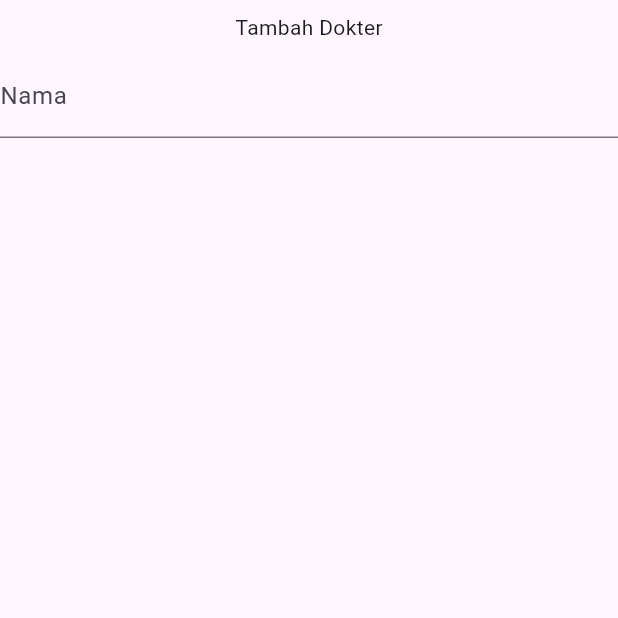
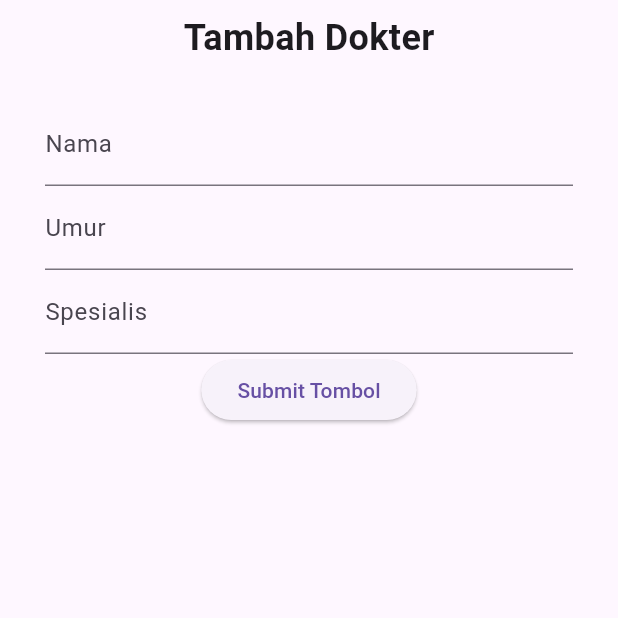
Before and after one commit to rizwaradnan03/uap_pbo, a Flutter app: the TambahDokter screen opened directly, on a phone screen of 412 x 824 dp, the top half of it. Run offline on Flutter 3.47's test engine with Material 3 defaults, Android fonts, the phone set to English and light mode, and no system bars; missing offline and left inert: dart:js.

Commit message:
Adding Dokter Tambah

```diff
--- a/lib/pages/dokter/tambah_dokter.dart
+++ b/lib/pages/dokter/tambah_dokter.dart
@@ -1,4 +1,6 @@
 import 'package:flutter/material.dart';
+import 'package:uap_pbo/database/data.dart';
+import 'package:uap_pbo/option/DokterOption.dart';
 
 class TambahDokter extends StatefulWidget {
   const TambahDokter({super.key});
@@ -9,6 +11,27 @@ class TambahDokter extends StatefulWidget {
 
 class _TambahDokterState extends State<TambahDokter> {
   final TextEditingController _namaController = TextEditingController();
+  final TextEditingController _umurController = TextEditingController();
+  final TextEditingController _spesialisController = TextEditingController();
+
+  void _submit() {
+    if (_namaController.text.isEmpty &&
+        _umurController.text.isEmpty &&
+        _spesialisController.text.isEmpty) {
+      ScaffoldMessenger.of(context).showSnackBar(
+          const SnackBar(content: Text("Field Diatas Tidak Boleh Kosong!!")));
+      return;
+    }
+
+    var dokter = DokterOption(
+        nama: _namaController.text,
+        umur: int.parse(_umurController.text),
+        spesialis: _spesialisController.text);
+    dokter.tambahData();
+
+    print("Data Dokter : ${dataDokter}");
+  }
+
   @override
   Widget build(BuildContext context) {
     return Scaffold(
@@ -16,24 +39,52 @@ class _TambahDokterState extends State<TambahDokter> {
         children: [
           const Padding(
             padding: EdgeInsets.all(8.0),
-            child: const Text("Tambah Dokter"),
+            child: Text(
+              "Tambah Dokter",
+              style: TextStyle(fontSize: 24, fontWeight: FontWeight.bold),
+            ),
           ),
           Expanded(
-            child: Column(
-              children: [
-                TextFormField(
-                  controller: _namaController,
-                  decoration: const InputDecoration(
-                    labelText: "Nama"
-                  ),
-                  // validator: (value){
-                  //   if (value == null || value.isEmpty){
-                  //     return const SnackBar(content: Text("Nama Tidak Boleh Kosong!"));
-                  //   }
-                  // },
-                )
+              child: Padding(
+            padding: const EdgeInsets.symmetric(horizontal: 30.0, vertical: 18),
+            child: Column(children: [
+              TextFormField(
+                controller: _namaController,
+                decoration: const InputDecoration(labelText: "Nama"),
+                validator: (value) {
+                  if (value == null || value.isEmpty) {
+                    ScaffoldMessenger.of(context).showSnackBar(const SnackBar(
+                        content: Text("Nama Tidak Boleh Kosong!")));
+                  }
+                  return null;
+                },
+              ),
+              TextFormField(
+                controller: _umurController,
+                keyboardType: TextInputType.number,
+                decoration: const InputDecoration(labelText: "Umur"),
+                validator: (value) {
+                  if (value == null || value.isEmpty) {
+                    ScaffoldMessenger.of(context).showSnackBar(const SnackBar(
+                        content: Text("Umur Tidak Boleh Kosong!")));
+                  }
+                  return null;
+                },
+              ),
+              TextFormField(
+                controller: _spesialisController,
+                decoration: const InputDecoration(labelText: "Spesialis"),
+                validator: (value) {
+                  if (value == null || value.isEmpty) {
+                    ScaffoldMessenger.of(context).showSnackBar(const SnackBar(
+                        content: Text("Spesialis Tidak Boleh Kosong!")));
+                  }
+                  return null;
+                },
+              ),
+              ElevatedButton(onPressed: _submit, child: Text("Submit Tombol"))
             ]),
-          )
+          ))
         ],
       ),
     );
```
Also changed, not shown: lib/option/DokterOption.dart (+13 -6 lines).
